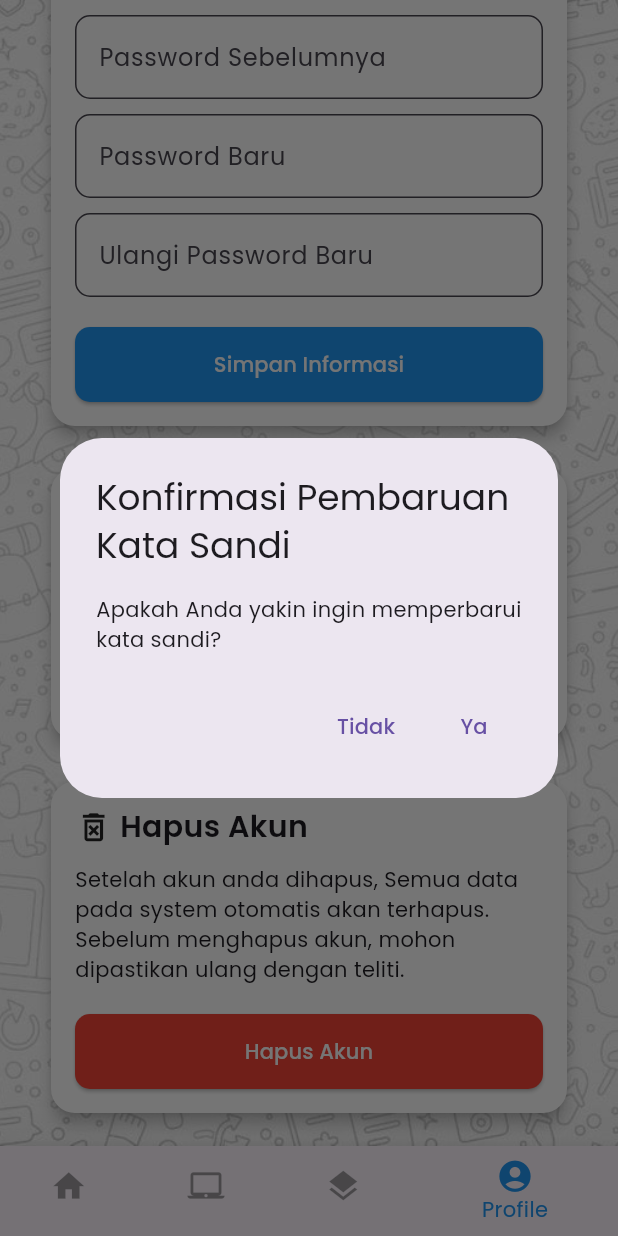
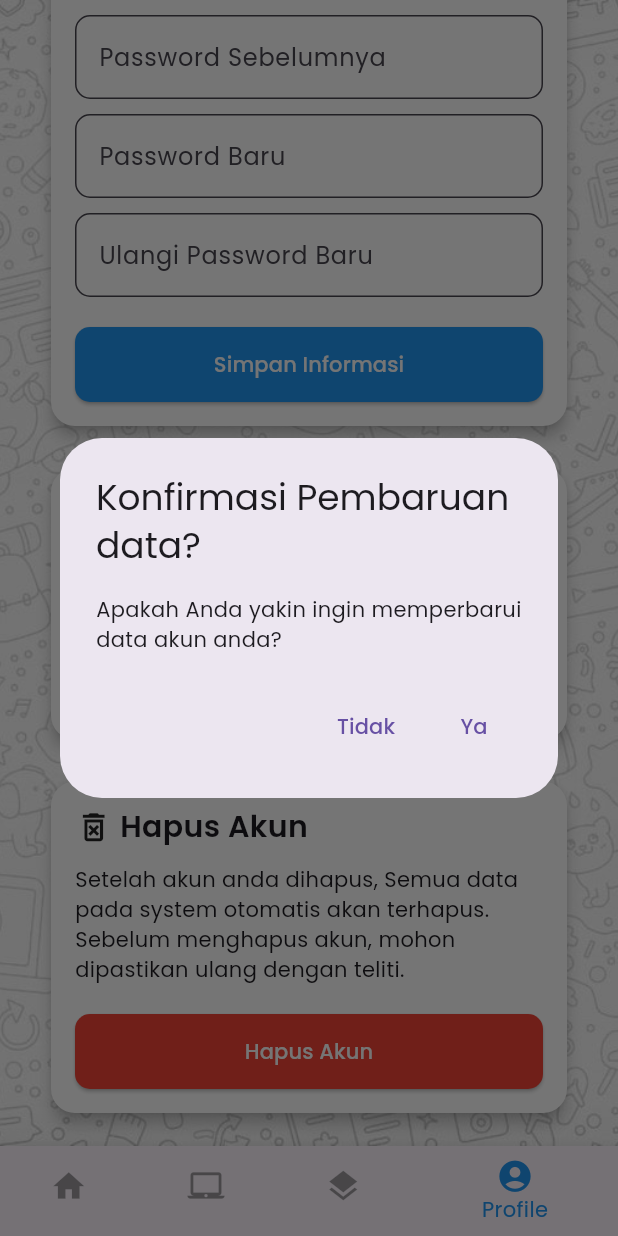
Before and after one commit to hawk-xc/Flutter_e_antrean, a Flutter app: the MainPage screen opened directly, item 4 of the bottom bar chosen, scrolled down 576 dp, after a tap on "Simpan Informasi", on a phone screen of 412 x 824 dp. Run offline on Flutter 3.47's test engine with Material 3 defaults, Android fonts, the phone set to English and light mode, and no system bars; our stand-ins replace dio, shared_preferences, timelines; accounts and stored records are empty; network calls fail.

Commit message:
ℹ profile update accout feature

```diff
--- a/lib/controller/profile_controller.dart
+++ b/lib/controller/profile_controller.dart
@@ -45,37 +45,49 @@ class ProfileController {
     }
   }
 
-  Future<bool> updatePassword(
-      String bPassword, String nPassword, String cPassword) async {
+  Future<bool> update(
+    String username,
+    String name,
+    String email,
+    String bPassword,
+    String nPassword,
+    String cPassword,
+  ) async {
     try {
-      final response = await _apiClient.put('passwordupdate', {
+      final response = await _apiClient.put('profile/1', {
+        'username': username,
+        'name': name,
+        'email': email,
         'b_password': bPassword,
         'n_password': nPassword,
         'c_password': cPassword,
       });
 
       if (response.statusCode == 200) {
-        // print('Password update successful'); // Tambahkan logging untuk berhasil
         return true;
       } else {
-        // print('Error: ${response.statusCode} - ${response.data}');
         return false;
       }
     } catch (e) {
-      // print('Exception: $e');
       return false;
     }
   }
 
-  Future<void> confirmPasswordUpdate(BuildContext context, String bPassword,
-      String nPassword, String cPassword) async {
+  Future<void> confirmUpdate(
+      BuildContext context,
+      String username,
+      String name,
+      String email,
+      String bPassword,
+      String nPassword,
+      String cPassword) async {
     bool? shouldUpdate = await showDialog<bool>(
       context: context,
       builder: (BuildContext context) {
         return AlertDialog(
-          title: const Text('Konfirmasi Pembaruan Kata Sandi'),
+          title: const Text('Konfirmasi Pembaruan data?'),
           content:
-              const Text('Apakah Anda yakin ingin memperbarui kata sandi?'),
+              const Text('Apakah Anda yakin ingin memperbarui data akun anda?'),
           actions: <Widget>[
             TextButton(
               onPressed: () {
@@ -95,16 +107,17 @@ class ProfileController {
     );
 
     if (shouldUpdate == true) {
-      bool success = await updatePassword(bPassword, nPassword, cPassword);
+      bool success =
+          await update(username, name, email, bPassword, nPassword, cPassword);
       if (success) {
         // ignore: use_build_context_synchronously
         ScaffoldMessenger.of(context).showSnackBar(
-          const SnackBar(content: Text('Kata sandi berhasil diperbarui')),
+          const SnackBar(content: Text('Data berhasil diperbarui')),
         );
       } else {
         // ignore: use_build_context_synchronously
         ScaffoldMessenger.of(context).showSnackBar(
-          const SnackBar(content: Text('Gagal memperbarui kata sandi')),
+          const SnackBar(content: Text('Data gagal diperbahrui!')),
         );
       }
     }
--- a/lib/helpers/api_client.dart
+++ b/lib/helpers/api_client.dart
@@ -34,7 +34,7 @@ class ApiClient {
         options: Options(headers: headers),
       );
       return response;
-    } on DioError catch (e) {
+    } on DioException catch (e) {
       throw Exception(e.message);
     }
   }
--- a/lib/ui/profile_view.dart
+++ b/lib/ui/profile_view.dart
@@ -185,8 +185,11 @@ class _ProfileViewState extends State<ProfileView> {
                             const SizedBox(height: 20),
                             ElevatedButton(
                               onPressed: () async {
-                                await profileController.confirmPasswordUpdate(
+                                await profileController.confirmUpdate(
                                   context,
+                                  usernameController.text,
+                                  nameController.text,
+                                  emailController.text,
                                   oldPasswordController.text,
                                   newPasswordController.text,
                                   confirmPasswordController.text,
```
